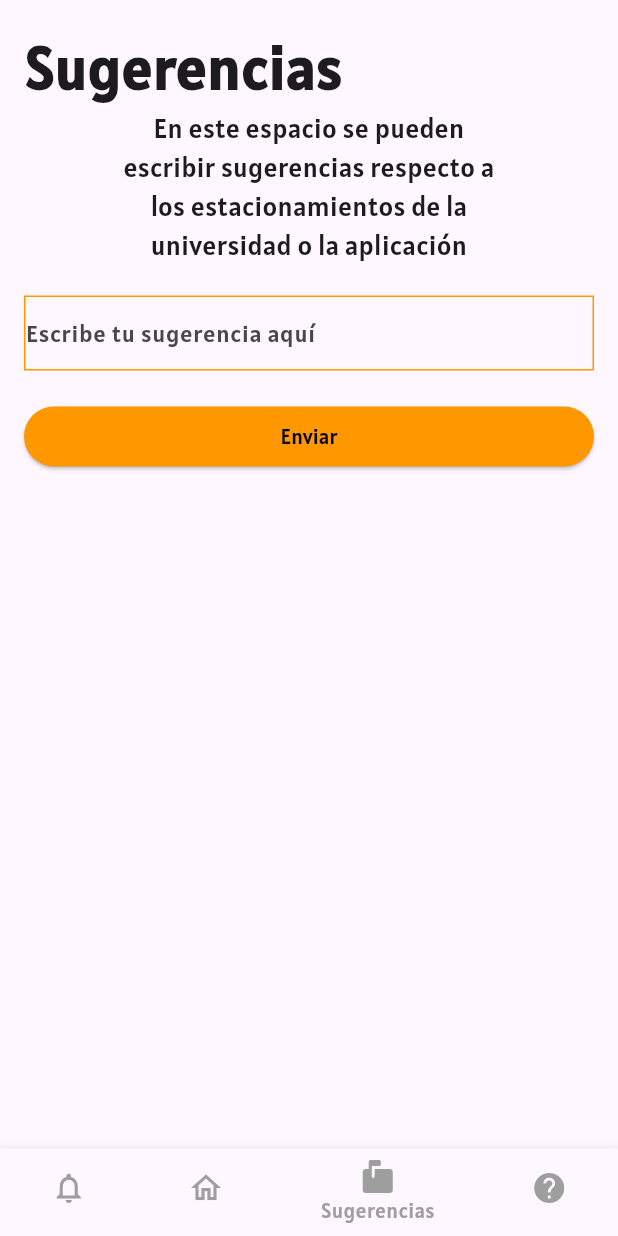
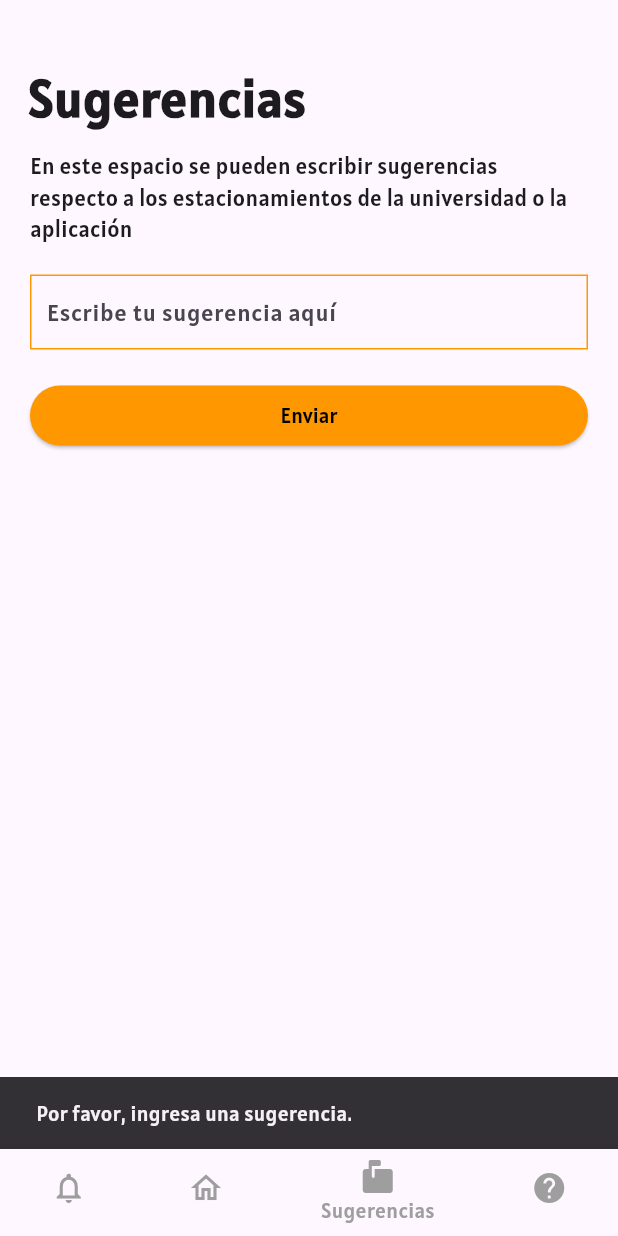
Before and after one commit to rubensuarez22/EasyPark, a Flutter app: the MainNavigation screen opened by its route, item 3 of the bottom bar chosen, after a tap on "Enviar", on a phone screen of 412 x 824 dp. Run offline on Flutter 3.47's test engine with Material 3 defaults, Android fonts, the light colour scheme and no system bars; our stand-ins replace cloud_firestore, firebase_core; accounts and stored records are empty.

Commit message:
cleaned everything and connected server to sugerencias

```diff
--- a/lib/pages/VistaPrincipal.dart
+++ b/lib/pages/VistaPrincipal.dart
@@ -1,5 +1,5 @@
 import 'package:flutter/material.dart';
-import 'package:easypark/pages/parked.dart';
+import 'package:easypark/pages/parked.dart'; // Ensure this file contains a Parked widget
 
 class Principal extends StatelessWidget {
   @override
@@ -15,39 +15,54 @@ class Principal extends StatelessWidget {
   }
 }
 
-class MyHomePage extends StatelessWidget {
+class MyHomePage extends StatefulWidget {
+  @override
+  _MyHomePageState createState() => _MyHomePageState();
+}
+
+class _MyHomePageState extends State<MyHomePage> {
+  String? selectedDestination;
+  String? selectedVehicleType;
+
+  void navigateToParked() {
+    Navigator.push(
+      context,
+      MaterialPageRoute(
+          builder: (context) =>
+              Parked()), // Assuming Parked() is your target widget
+    );
+  }
+
   @override
   Widget build(BuildContext context) {
-    return Center(
+    return Scaffold(
+      body: Center(
         child: Column(
           children: [
-          // Encabezado con imagen y botón
             Container(
-            padding: EdgeInsets.all(16.0),
+              padding: EdgeInsets.only(top: 40.0, left: 18.0, right: 18.0),
               child: Row(
                 mainAxisAlignment: MainAxisAlignment.spaceBetween,
                 children: [
-                // Imagen del lado izquierdo
                   Image.asset('assets/images/udlap_logo.png',
                       width: 75, height: 75),
-                // Botón del lado derecho
                   ElevatedButton(
-                  onPressed: () {
-                    Navigator.pushReplacementNamed(context, '/parked');
-                  },
+                    onPressed: navigateToParked,
                     child: Text('Llegué'),
                   ),
                 ],
               ),
             ),
-          // Lista desplegable 1
             Padding(
               padding: EdgeInsets.symmetric(horizontal: 16.0),
               child: DropdownButton<String>(
+                value: selectedDestination, // Bind the selected value
                 isExpanded: true,
                 hint: Text('Escoge tu destino'),
                 onChanged: (String? newValue) {
-                // Acción al seleccionar un elemento de la lista desplegable
+                  setState(() {
+                    selectedDestination = newValue;
+                  });
                 },
                 items: <String>[
                   'Ingenierías',
@@ -64,14 +79,16 @@ class MyHomePage extends StatelessWidget {
                 }).toList(),
               ),
             ),
-          // Lista desplegable 2
             Padding(
               padding: EdgeInsets.symmetric(horizontal: 16.0),
               child: DropdownButton<String>(
+                value: selectedVehicleType, // Bind the selected value
                 isExpanded: true,
                 hint: Text('Escoge tu tipo de vehículo'),
                 onChanged: (String? newValue) {
-                // Acción al seleccionar un elemento de la lista desplegable
+                  setState(() {
+                    selectedVehicleType = newValue;
+                  });
                 },
                 items: <String>['Carro', 'Moto'].map((String value) {
                   return DropdownMenuItem<String>(
@@ -83,6 +100,7 @@ class MyHomePage extends StatelessWidget {
             ),
           ],
         ),
+      ),
     );
   }
 }
--- a/lib/pages/sugerencias.dart
+++ b/lib/pages/sugerencias.dart
@@ -1,52 +1,110 @@
 import 'package:flutter/material.dart';
+import 'package:cloud_firestore/cloud_firestore.dart';
 
-class SugerenciasView extends StatelessWidget {
+class SugerenciasView extends StatefulWidget {
+  @override
+  _SugerenciasViewState createState() => _SugerenciasViewState();
+}
+
+class _SugerenciasViewState extends State<SugerenciasView> {
+  final TextEditingController _controller = TextEditingController();
+  final FirebaseFirestore _firestore = FirebaseFirestore.instance;
+
+  Future<void> _sendSuggestion() async {
+    String suggestionText = _controller.text.trim();
+
+    if (suggestionText.isEmpty) {
+      _showMessage("Por favor, ingresa una sugerencia.");
+      return;
+    }
+
+    try {
+      await _firestore.collection('suggestions').add({
+        'suggestion': suggestionText,
+        'timestamp': FieldValue.serverTimestamp(),
+      });
+
+      _controller.clear();
+      _showMessage("Sugerencia enviada con éxito.");
+    } catch (e) {
+      _showMessage("Error al enviar sugerencia: $e");
+    }
+  }
+
+  void _showMessage(String message) {
+    ScaffoldMessenger.of(context).showSnackBar(
+      SnackBar(
+        content: Text(message),
+        duration: Duration(seconds: 2),
+      ),
+    );
+  }
+
   @override
   Widget build(BuildContext context) {
-    return Center(
-      child: Padding(
-        padding: EdgeInsets.all(16.0),
+    return Scaffold(
+      body: Center(
         child: Column(
           crossAxisAlignment: CrossAxisAlignment.stretch,
           children: [
-            const Text(
+            Padding(
+              padding: EdgeInsets.only(
+                  top: 40.0,
+                  left: 18.0,
+                  right:
+                      20.0), // Apply padding only to the top and sides for the title
+              child: Text(
                 'Sugerencias',
                 style: TextStyle(
-                fontSize: 40.0,
+                  fontSize: 35.0,
                   fontWeight: FontWeight.bold,
                 ),
               ),
-            const Text(
-              'En este espacio se pueden\nescribir sugerencias respecto a\nlos estacionamientos de la\nuniversidad o la aplicación',
-              style: TextStyle(fontSize: 18.0, fontWeight: FontWeight.normal),
-              textAlign: TextAlign.center,
             ),
-            SizedBox(height: 20.0),
+            Padding(
+              padding: EdgeInsets.only(
+                  left: 20.0,
+                  right: 20.0,
+                  top: 10.0,
+                  bottom: 20.0), // Apply padding to text
+              child: Text(
+                'En este espacio se pueden escribir sugerencias respecto a los estacionamientos de la universidad o la aplicación',
+                style: TextStyle(fontSize: 15.0, fontWeight: FontWeight.normal),
+                textAlign: TextAlign.left,
+              ),
+            ),
             Container(
-              padding: EdgeInsets.only(top: 0.0),
+              margin: EdgeInsets.symmetric(
+                  horizontal: 20.0), // Horizontal margin for container
               decoration: BoxDecoration(
-                border: Border.all(color: Colors.orange), // Color del contorno
+                border: Border.all(color: Colors.orange),
               ),
               child: TextField(
+                controller: _controller,
                 maxLines: null,
                 decoration: InputDecoration(
                   hintText: 'Escribe tu sugerencia aquí',
-                  border: InputBorder.none, // Oculta el borde del TextField
+                  border: InputBorder.none,
+                  contentPadding: EdgeInsets.symmetric(
+                      horizontal: 10.0,
+                      vertical: 10.0), // Padding inside the TextField
                 ),
               ),
             ),
             SizedBox(height: 20.0),
-            ElevatedButton(
-              onPressed: () {
-                // Lógica para enviar la sugerencia
-              },
+            Padding(
+              padding: EdgeInsets.symmetric(
+                  horizontal: 20.0), // Apply padding for the button
+              child: ElevatedButton(
+                onPressed: _sendSuggestion,
                 child: Text(
                   'Enviar',
-                style: TextStyle(color: Colors.black), // Color del texto negro
+                  style: TextStyle(color: Colors.black),
                 ),
                 style: ButtonStyle(
                   backgroundColor:
                       MaterialStateProperty.all<Color>(Colors.orange),
+                ),
               ),
             ),
           ],
```
Also changed, not shown: lib/pages/notifications.dart (+33 -20 lines), lib/pages/preguntasFrecuentes.dart (+12 -7 lines). Lines whose indentation alone changed are shown as unchanged.
